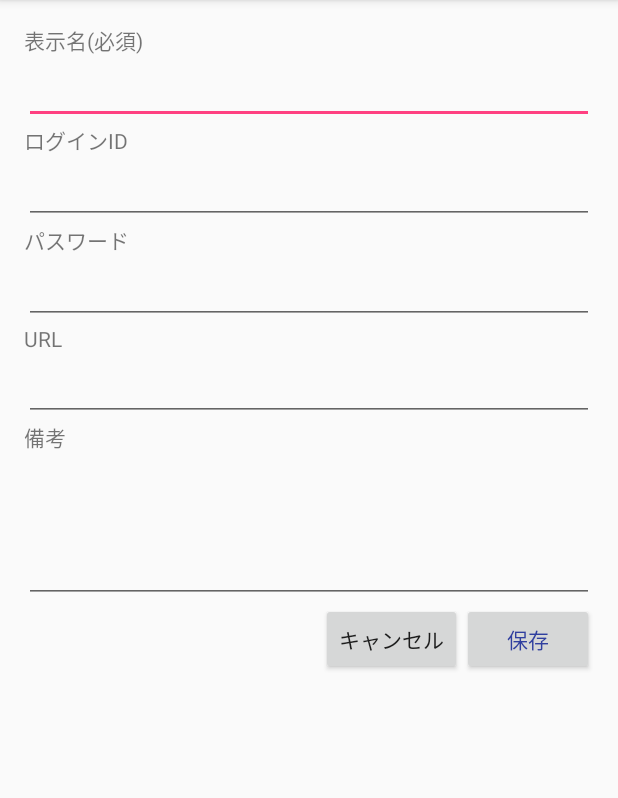
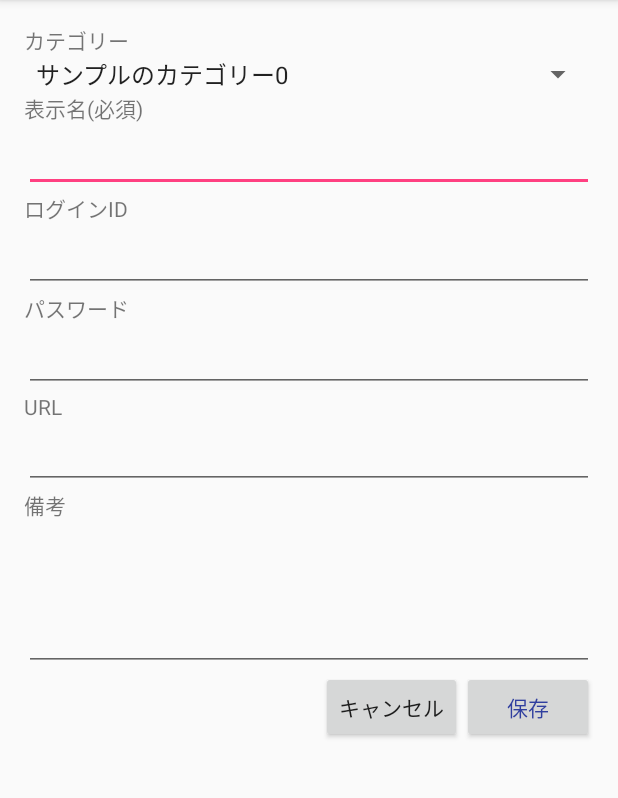
Before and after one commit to jambolun/Pasukankun, an Android app: the AccEditActivity screen opened directly, with no data from a screen before it, on a phone screen of 412 x 824 dp, the part 84-882 px from its top. Run offline under Robolectric (Android 15) with nearby library versions, the phone set to English and light mode, and no system bars; 1 statement that could not run was skipped.

Commit message:
アカウントの追加・編集の実装

```diff
--- a/app/src/main/java/com/dinhhoang/pasukankun/AccEditActivity.java
+++ b/app/src/main/java/com/dinhhoang/pasukankun/AccEditActivity.java
@@ -10,50 +10,70 @@ import android.text.Editable;
 import android.util.Log;
 import android.view.MenuItem;
 import android.view.View;
+import android.view.ViewDebug;
+import android.widget.AdapterView;
+import android.widget.ArrayAdapter;
 import android.widget.Button;
 import android.widget.EditText;
+import android.widget.Spinner;
 import android.widget.TextView;
 import android.widget.Toast;
+
+import java.util.ArrayList;
 
 public class AccEditActivity extends AppCompatActivity {
     String acc_id;
     EditText view_acc_title, view_acc_user, view_acc_pass, view_acc_url, view_acc_memo;
     Button btn_cancel, btn_save;
+    Spinner spinner;
     SQLiteDatabase db;
+    MyOpenHelper helper;
+    ArrayList<Integer> arrCatID = new ArrayList<>();
+    ContentValues updateValues = new ContentValues();
 
     @Override
     protected void onCreate(Bundle savedInstanceState) {
         super.onCreate(savedInstanceState);
         setContentView(R.layout.activity_acc_edit);
         getSupportActionBar().setDisplayHomeAsUpEnabled(true);
-        getSupportActionBar().setSubtitle(R.string.label_edit);
 
+        helper = new MyOpenHelper(this);
         setViews();
+        loadCatList();
 
         // Intent を取得する
         Intent intent = getIntent();
         // アカウントIDをうけとる
         acc_id = intent.getStringExtra("ACC_ID");
+
+        if (acc_id.equals("AdNewAcc")) {
+            getSupportActionBar().setSubtitle(R.string.label_addnew);
+        } else {
+            getSupportActionBar().setSubtitle(getString(R.string.label_edit));
+
+
             //データベースから呼び出す
-        MyOpenHelper helper = new MyOpenHelper(this);
-        //db = helper.getReadableDatabase();
-        db = helper.getWritableDatabase();
-        //Cursor c = db.rawQuery("select _id, acc, pass, url, memo from acc_table", null);
-        Cursor c = db.rawQuery("select title, user, pass, url, memo FROM acc_table WHERE _id=" + acc_id, null);
+
+            db = helper.getReadableDatabase();
+            Cursor c = db.rawQuery("select title, user, pass, url, memo, category FROM acc_table WHERE _id=" + acc_id, null);
             boolean isEof = c.moveToFirst();
             if (isEof) {
-            String strAccTitle = c.getString(0);
+                String strAccTitle = c.getString(c.getColumnIndex("title"));
                 view_acc_title.setText(strAccTitle);
-            String strAccUser = c.getString(1);
+                String strAccUser = c.getString(c.getColumnIndex("user"));
                 view_acc_user.setText(strAccUser);
-            String strAccPass = c.getString(2);
+                String strAccPass = c.getString(c.getColumnIndex("pass"));
                 view_acc_pass.setText(strAccPass);
-            String strAccURL = c.getString(3);
+                String strAccURL = c.getString(c.getColumnIndex("url"));
                 view_acc_url.setText(strAccURL);
-            String strAccMemo = c.getString(4);
+                String strAccMemo = c.getString(c.getColumnIndex("memo"));
                 view_acc_memo.setText(strAccMemo);
+                int intCategory = c.getInt(c.getColumnIndex("category"));
+                spinner.setSelection(arrCatID.indexOf(intCategory));
             }
             c.close();
+            db.close();
+        }
 
 
         btn_cancel.setOnClickListener(new View.OnClickListener() {
@@ -67,25 +87,84 @@ public class AccEditActivity extends AppCompatActivity {
             public void onClick(View v) {
 
                 String strAccTitle = view_acc_title.getText().toString();
+                String strAccUser = view_acc_user.getText().toString();
+                String strAccPass = view_acc_pass.getText().toString();
+                String strAccURL = view_acc_url.getText().toString();
+                String strAccMemo = view_acc_memo.getText().toString();
+
+
+                updateValues.put("title", strAccTitle);
+                updateValues.put("user", strAccUser);
+                updateValues.put("pass", strAccPass);
+                updateValues.put("url", strAccURL);
+                updateValues.put("memo", strAccMemo);
+
+
                 if (strAccTitle.equals("")) {
                     view_acc_title.setHint(R.string.label_title);
                     view_acc_title.requestFocus();
                     Toast.makeText(AccEditActivity.this, R.string.error_title_empty, Toast.LENGTH_SHORT).show();
+                } else if (acc_id.equals("AdNewAcc")) {
+                    //新しいアカウント情報を追加
+                    db = helper.getWritableDatabase();
+                    db.insert("acc_table", strAccTitle, updateValues);
+                    db.close();
+                    Toast.makeText(AccEditActivity.this, R.string.msg_saved, Toast.LENGTH_SHORT).show();
+                    finish();
                 } else {
-                    //@TODO:保存処理
-                    ContentValues updateValues = new ContentValues();
-                    updateValues.put("title", strAccTitle);
-                    //db.update("acc_table", updateValues, "_id=", new String[]{acc_id});
-                    //db.update("acc_table", updateValues,"_id="+ acc_id,null);
-                    db.rawQuery("UPDATE acc_table SET title=" + strAccTitle + " WHERE _id=" + acc_id, null);
-                    Log.v("HOANG_SAVE", "ここまで");
+                    db = helper.getWritableDatabase();
+                    db.update("acc_table", updateValues, "_id=" + acc_id, null);
+                    db.close();
+                    Toast.makeText(AccEditActivity.this, R.string.msg_saved, Toast.LENGTH_SHORT).show();
                     finish();
                 }
 
 
             }
         });
+
+    }
+
+    private void loadCatList() {
+        ArrayAdapter<String> adapter = new ArrayAdapter<String>(this, android.R.layout.simple_spinner_item);
+        adapter.setDropDownViewResource(android.R.layout.simple_spinner_dropdown_item);
+        // アイテムを追加します
+
+        db = helper.getReadableDatabase();
+        Cursor cursor = db.rawQuery("SELECT _id,title FROM acc_table WHERE category=0", null);
+        try {
+            while (cursor.moveToNext()) {
+                String strCatTitle = cursor.getString(cursor.getColumnIndex("title"));
+                int intCatId = cursor.getInt(cursor.getColumnIndex("_id"));
+                adapter.add(strCatTitle);
+                //Log.v("HOANG_CAT", strCatTitle);
+                arrCatID.add(intCatId);
+            }
+        } finally {
+            cursor.close();
+        }
         db.close();
+
+
+        // アダプターを設定します
+        spinner.setAdapter(adapter);
+        // スピナーのアイテムが選択された時に呼び出されるコールバックリスナーを登録します
+        spinner.setOnItemSelectedListener(new AdapterView.OnItemSelectedListener() {
+            @Override
+            public void onItemSelected(AdapterView<?> parent, View view,
+                                       int position, long id) {
+                // Spinner spinner = (Spinner) parent;
+                // 選択されたアイテムを取得します
+                //String item = (String) spinner.getSelectedItem();
+                //Toast.makeText(getApplicationContext(), item + arrCatID.get(position), Toast.LENGTH_LONG).show();
+                updateValues.put("category", arrCatID.get(position));
+            }
+
+            @Override
+            public void onNothingSelected(AdapterView<?> arg0) {
+            }
+        });
+
     }
 
     private void setViews() {
@@ -96,6 +175,7 @@ public class AccEditActivity extends AppCompatActivity {
         view_acc_memo = (EditText) findViewById(R.id.editMeno);
         btn_cancel = (Button) findViewById(R.id.btn2);
         btn_save = (Button) findViewById(R.id.btn3);
+        spinner = (Spinner) findViewById(R.id.spinner);
     }
 
     @Override
--- a/app/src/main/res/layout/activity_acc_edit.xml
+++ b/app/src/main/res/layout/activity_acc_edit.xml
@@ -15,12 +15,27 @@
         android:paddingTop="@dimen/activity_vertical_margin">
 
         <TextView
+            android:id="@+id/textView7"
+            android:layout_width="wrap_content"
+            android:layout_height="wrap_content"
+            android:text="カテゴリー"
+            android:layout_alignParentLeft="true"
+            android:layout_alignParentStart="true" />
+
+        <Spinner
+            android:id="@+id/spinner"
+            android:layout_width="fill_parent"
+            android:layout_height="wrap_content"
+            android:layout_below="@+id/textView7" />
+
+        <TextView
             android:id="@+id/textView6"
             android:layout_width="wrap_content"
             android:layout_height="wrap_content"
             android:text="@string/label_title"
             android:layout_alignParentLeft="true"
-            android:layout_alignParentStart="true" />
+            android:layout_alignParentStart="true"
+            android:layout_below="@+id/spinner" />
 
         <EditText
             android:id="@+id/editTitle"
--- a/app/src/main/res/values/strings.xml
+++ b/app/src/main/res/values/strings.xml
@@ -31,4 +31,7 @@
     <string name="error_title_empty">表示名を入力してください</string>
     <string name="msg_coppied">コピーしました</string>
     <string name="title_activity_main2">Main2Activity</string>
+    <string name="msg_deleted">削除できました</string>
+    <string name="msg_saved">保存しました</string>
+    <string name="label_addnew">新しいアカウント情報の追加</string>
 </resources>
```
Also changed, not shown: app/src/main/java/com/dinhhoang/pasukankun/AccDetailActivity.java (+9 -4 lines), app/src/main/java/com/dinhhoang/pasukankun/MainActivity.java (+2 -5 lines), app/src/main/res/layout/activity_detail.xml (indentation only), app/src/main/res/menu/activity_main_drawer.xml (indentation only), 1 other file. Lines whose indentation alone changed are shown as unchanged.
